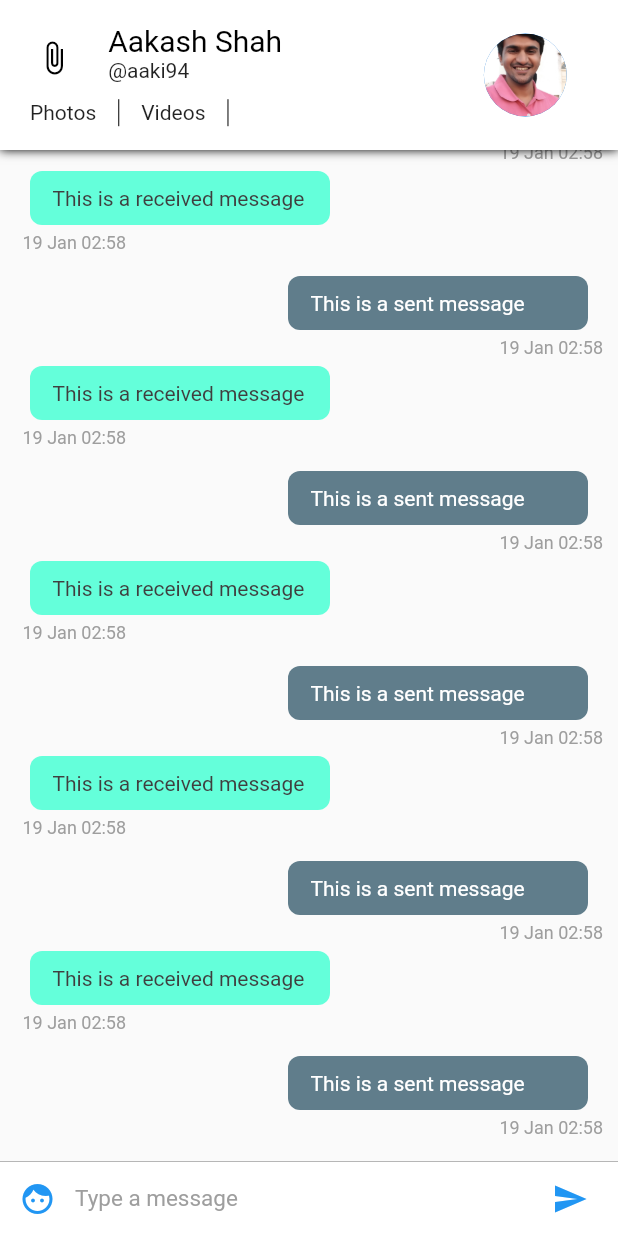
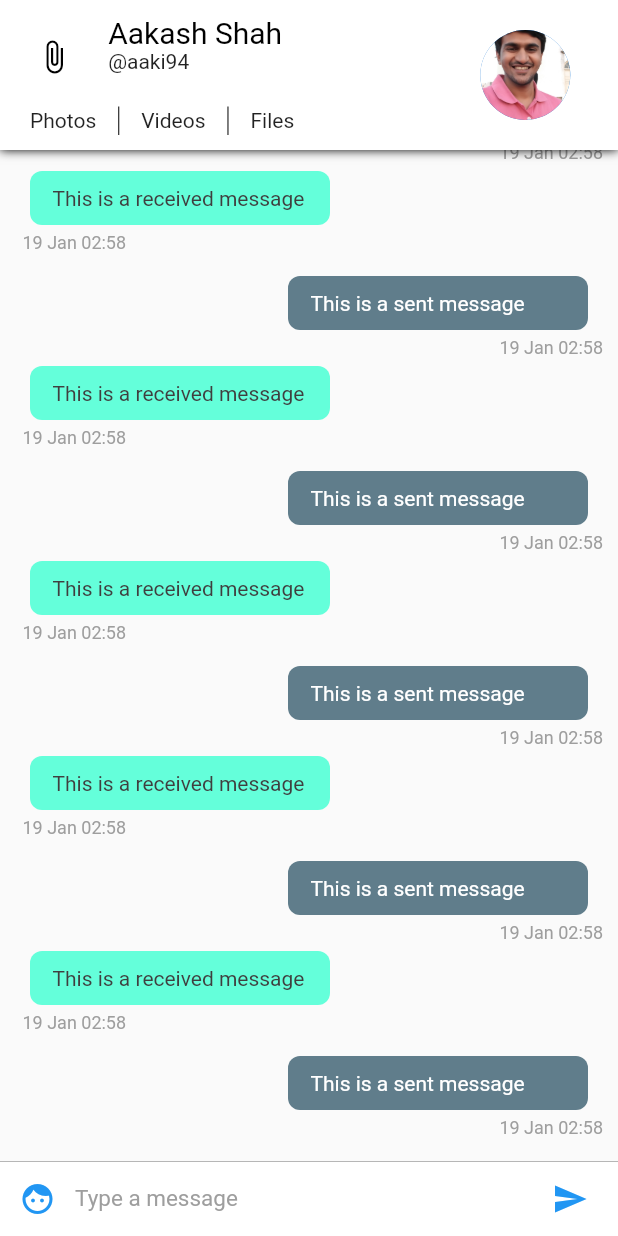
Before and after one commit to aakashshah94/text_me, a Flutter app: the screen it shows after launch, on a phone screen of 412 x 824 dp. Run offline on Flutter 3.47's test engine with Material 2 defaults, Android fonts, the phone set to English and light mode, and no system bars.

Commit message:
fixing pixel issues

```diff
--- a/lib/widgets/ChatAppBar.dart
+++ b/lib/widgets/ChatAppBar.dart
@@ -10,43 +10,48 @@ class ChatAppBar extends StatelessWidget implements PreferredSizeWidget {
   @override
   Widget build(BuildContext context) {
     var textHeading = TextStyle(
-        color: Palette.primaryTextColor, fontSize: 20); // text style for header
+        color: Palette.primaryTextColor,
+        fontSize: 20); // Text style for the name
+
     var textStyle = TextStyle(
-        color: Palette.secondaryTextColor); // text style for every other text
+        color: Palette.secondaryTextColor); // Text style for everything else
 
-    double width = MediaQuery.of(context).size.width; //calculate screen width
     return Material(
         child: Container(
             decoration: new BoxDecoration(boxShadow: [
+              //adds a shadow to the appbar
+
               new BoxShadow(
                 color: Colors.black,
                 blurRadius: 5.0,
               )
             ]),
             child: Container(
+                padding: EdgeInsets.only(top: 10, bottom: 10),
                 color: Palette.primaryBackgroundColor,
-          child: Row(
-            children: <Widget>[
+                child: Row(children: <Widget>[
                   Expanded(
+                      //we're dividing the appbar into 7 : 3 ratio. 7 is for content and 3 is for the display picture.
                       flex: 7,
                       child: Center(
                           child: Column(
                         mainAxisSize: MainAxisSize.min,
                         children: <Widget>[
-                        Container(
-                          height: 70 - (width * .06),
+                          Expanded(
+                              flex: 7,
+                              child: Container(
                                   child: Row(
                                 crossAxisAlignment: CrossAxisAlignment.start,
                                 children: <Widget>[
                                   Expanded(
                                       flex: 2,
                                       child: Center(
-                                  child: Icon(
+                                          child: IconButton(
+                                              icon: Icon(
                                                 Icons.attach_file,
                                                 color: Palette.secondaryColor,
                                               ),
-                                ),
-                              ),
+                                              onPressed: () => {}))),
                                   Expanded(
                                       flex: 6,
                                       child: Container(
@@ -57,20 +62,24 @@ class ChatAppBar extends StatelessWidget implements PreferredSizeWidget {
                                             MainAxisAlignment.center,
                                         mainAxisSize: MainAxisSize.min,
                                         children: <Widget>[
-                                        Text('Aakash Shah', style: textHeading),
+                                          Text('Aakash Shah',
+                                              style: textHeading),
                                           Text('@aaki94', style: textStyle)
                                         ],
-                                    ),
-                                  ))
+                                      ))),
                                 ],
-                          ),
-                        ),
-                        Container(
-                          height: 23,
+                              ))),
+
+                          //second row containing the buttons for media
+
+                          Expanded(
+                              flex: 3,
+                              child: Container(
                                   padding: EdgeInsets.fromLTRB(20, 5, 5, 0),
                                   child: Row(
                                     mainAxisAlignment: MainAxisAlignment.start,
-                            crossAxisAlignment: CrossAxisAlignment.center,
+                                    crossAxisAlignment:
+                                        CrossAxisAlignment.center,
                                     children: <Widget>[
                                       Text(
                                         'Photos',
@@ -87,27 +96,26 @@ class ChatAppBar extends StatelessWidget implements PreferredSizeWidget {
                                       VerticalDivider(
                                         width: 30,
                                         color: Palette.primaryTextColor,
-                              )
+                                      ),
+                                      Text('Files', style: textStyle)
                                     ],
-                          ),
-                        )
+                                  ))),
                         ],
-                    ),
-                  )),
+                      ))),
+
+                  //This is the display picture
+
                   Expanded(
                       flex: 3,
                       child: Container(
                           child: Center(
                               child: CircleAvatar(
-                  radius: (80 - (width * .06)) / 2,
+                        radius: 30,
                         backgroundImage: Image.asset(
                           Assets.user,
                         ).image,
-                ))),
-              )
-            ],
-          )),
-    ));
+                      )))),
+                ]))));
   }
 
   @override
```
Also changed, not shown: 3 other files. Lines whose indentation alone changed are shown as unchanged.
